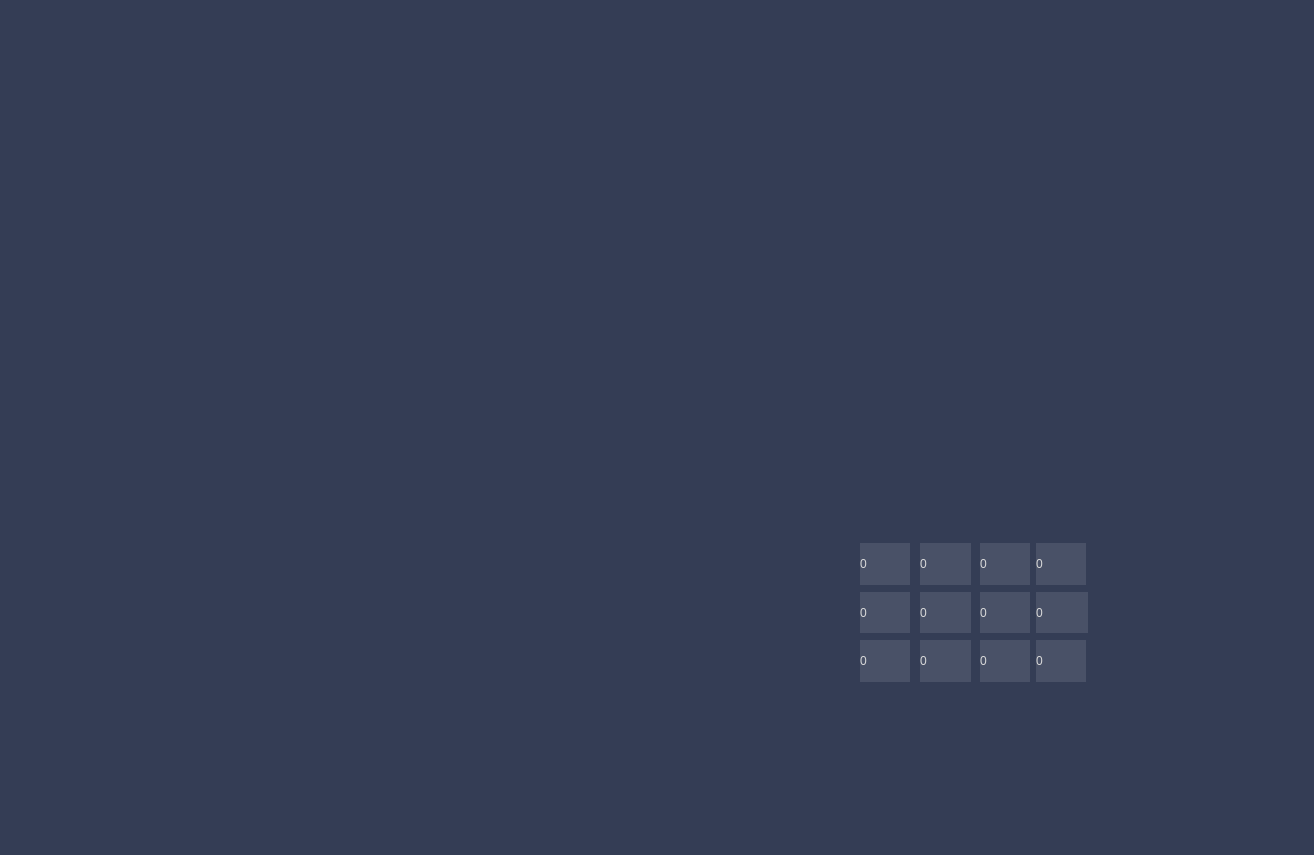
Before: the Qt Designer form DeadLocks-Final-Test/mainwindow.ui in breathTake/Deadlocks-Algorithm-Simulation, drawn with Qt 5.
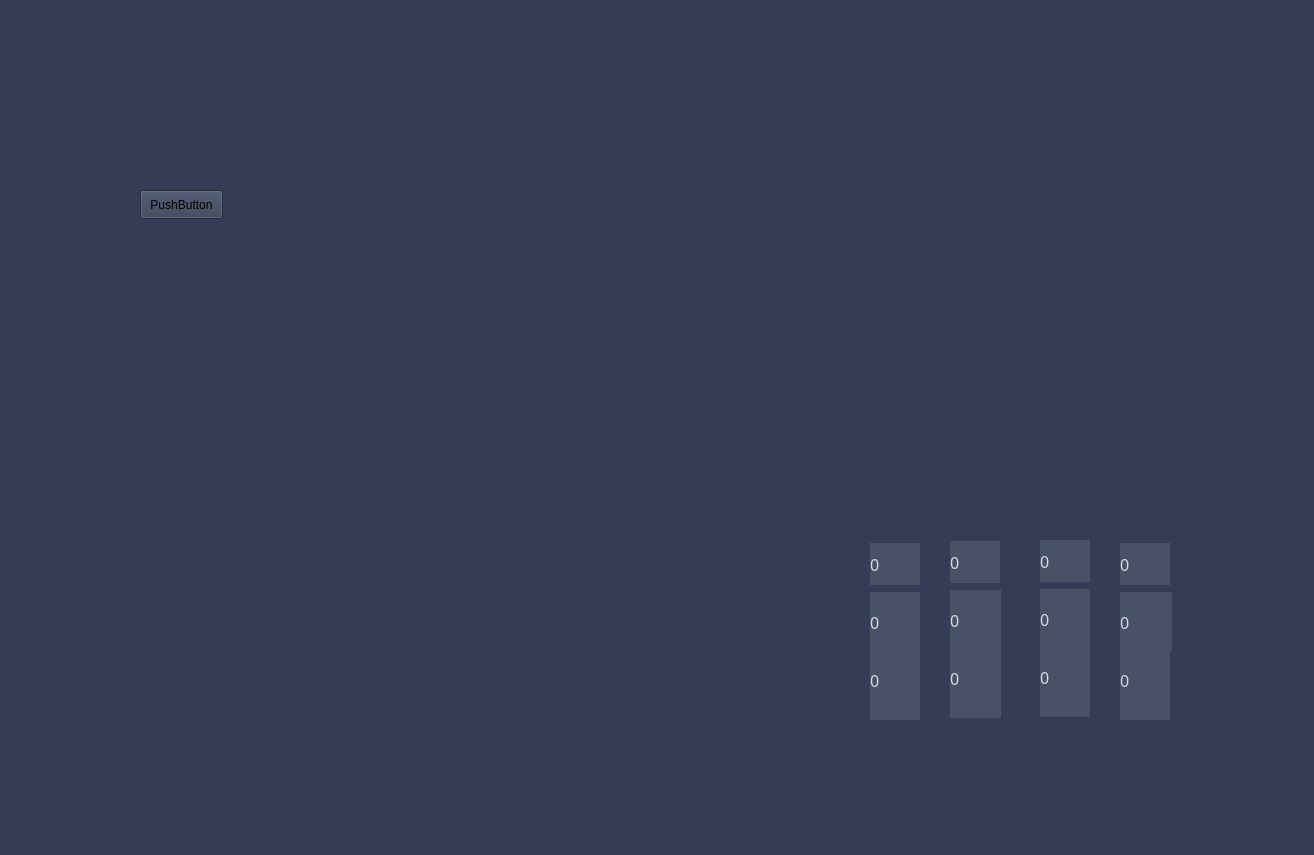
After: the same form once the commit is applied. Icons and pictures are not drawn.

Diff of the .ui file:
```diff
--- a/DeadLocks-Final-Test/mainwindow.ui
+++ b/DeadLocks-Final-Test/mainwindow.ui
@@ -24,12 +24,20 @@
    <widget class="QLabel" name="C3_label_occupation">
     <property name="geometry">
      <rect>
-      <x>980</x>
-      <y>640</y>
+      <x>1040</x>
+      <y>637</y>
       <width>50</width>
-      <height>42</height>
+      <height>80</height>
      </rect>
     </property>
+    <property name="font">
+     <font>
+      <family>Futura PT</family>
+      <pointsize>12</pointsize>
+      <italic>false</italic>
+      <bold>false</bold>
+     </font>
+    </property>
     <property name="styleSheet">
      <string notr="true">color: rgb(217, 217, 217);
 font: 9pt &quot;Futura PT&quot;;
@@ -42,12 +50,20 @@
    <widget class="QLabel" name="C1_label_occupation">
     <property name="geometry">
      <rect>
-      <x>860</x>
+      <x>870</x>
       <y>640</y>
       <width>50</width>
-      <height>42</height>
+      <height>80</height>
      </rect>
     </property>
+    <property name="font">
+     <font>
+      <family>Futura PT</family>
+      <pointsize>12</pointsize>
+      <italic>false</italic>
+      <bold>false</bold>
+     </font>
+    </property>
     <property name="styleSheet">
      <string notr="true">color: rgb(217, 217, 217);
 font: 9pt &quot;Futura PT&quot;;
@@ -60,12 +76,20 @@
    <widget class="QLabel" name="B1_label_occupation">
     <property name="geometry">
      <rect>
-      <x>860</x>
+      <x>870</x>
       <y>592</y>
       <width>50</width>
-      <height>41</height>
+      <height>60</height>
      </rect>
     </property>
+    <property name="font">
+     <font>
+      <family>Futura PT</family>
+      <pointsize>12</pointsize>
+      <italic>false</italic>
+      <bold>false</bold>
+     </font>
+    </property>
     <property name="styleSheet">
      <string notr="true">color: rgb(217, 217, 217);
 font: 9pt &quot;Futura PT&quot;;
@@ -78,12 +102,20 @@
    <widget class="QLabel" name="B2_label_occupation">
     <property name="geometry">
      <rect>
-      <x>920</x>
-      <y>592</y>
+      <x>950</x>
+      <y>590</y>
       <width>51</width>
-      <height>41</height>
+      <height>60</height>
      </rect>
     </property>
+    <property name="font">
+     <font>
+      <family>Futura PT</family>
+      <pointsize>12</pointsize>
+      <italic>false</italic>
+      <bold>false</bold>
+     </font>
+    </property>
     <property name="styleSheet">
      <string notr="true">color: rgb(217, 217, 217);
 font: 9pt &quot;Futura PT&quot;;
@@ -96,12 +128,20 @@
    <widget class="QLabel" name="A1_label_occupation">
     <property name="geometry">
      <rect>
-      <x>860</x>
+      <x>870</x>
       <y>543</y>
       <width>50</width>
       <height>42</height>
      </rect>
     </property>
+    <property name="font">
+     <font>
+      <family>Futura PT</family>
+      <pointsize>12</pointsize>
+      <italic>false</italic>
+      <bold>false</bold>
+     </font>
+    </property>
     <property name="styleSheet">
      <string notr="true">color: rgb(217, 217, 217);
 font: 9pt &quot;Futura PT&quot;;
@@ -114,12 +154,20 @@
    <widget class="QLabel" name="A3_label_occupation">
     <property name="geometry">
      <rect>
-      <x>980</x>
-      <y>543</y>
+      <x>1040</x>
+      <y>540</y>
       <width>50</width>
       <height>42</height>
      </rect>
     </property>
+    <property name="font">
+     <font>
+      <family>Futura PT</family>
+      <pointsize>12</pointsize>
+      <italic>false</italic>
+      <bold>false</bold>
+     </font>
+    </property>
     <property name="styleSheet">
      <string notr="true">color: rgb(217, 217, 217);
 font: 9pt &quot;Futura PT&quot;;
@@ -132,12 +180,20 @@
    <widget class="QLabel" name="B3_label_occupation">
     <property name="geometry">
      <rect>
-      <x>980</x>
-      <y>592</y>
+      <x>1040</x>
+      <y>589</y>
       <width>50</width>
-      <height>41</height>
+      <height>60</height>
      </rect>
     </property>
+    <property name="font">
+     <font>
+      <family>Futura PT</family>
+      <pointsize>12</pointsize>
+      <italic>false</italic>
+      <bold>false</bold>
+     </font>
+    </property>
     <property name="styleSheet">
      <string notr="true">color: rgb(217, 217, 217);
 font: 9pt &quot;Futura PT&quot;;
@@ -150,12 +206,20 @@
    <widget class="QLabel" name="C2_label_occupation">
     <property name="geometry">
      <rect>
-      <x>920</x>
-      <y>640</y>
+      <x>950</x>
+      <y>638</y>
       <width>51</width>
-      <height>42</height>
+      <height>80</height>
      </rect>
     </property>
+    <property name="font">
+     <font>
+      <family>Futura PT</family>
+      <pointsize>12</pointsize>
+      <italic>false</italic>
+      <bold>false</bold>
+     </font>
+    </property>
     <property name="styleSheet">
      <string notr="true">color: rgb(217, 217, 217);
 font: 9pt &quot;Futura PT&quot;;
@@ -168,12 +232,20 @@
    <widget class="QLabel" name="B4_label_occupation">
     <property name="geometry">
      <rect>
-      <x>1036</x>
+      <x>1120</x>
       <y>592</y>
       <width>52</width>
-      <height>41</height>
+      <height>60</height>
      </rect>
     </property>
+    <property name="font">
+     <font>
+      <family>Futura PT</family>
+      <pointsize>12</pointsize>
+      <italic>false</italic>
+      <bold>false</bold>
+     </font>
+    </property>
     <property name="styleSheet">
      <string notr="true">color: rgb(217, 217, 217);
 font: 9pt &quot;Futura PT&quot;;
@@ -186,12 +258,20 @@
    <widget class="QLabel" name="A2_label_occupation">
     <property name="geometry">
      <rect>
-      <x>920</x>
-      <y>543</y>
-      <width>51</width>
+      <x>950</x>
+      <y>541</y>
+      <width>50</width>
       <height>42</height>
      </rect>
     </property>
+    <property name="font">
+     <font>
+      <family>Futura PT</family>
+      <pointsize>12</pointsize>
+      <italic>false</italic>
+      <bold>false</bold>
+     </font>
+    </property>
     <property name="styleSheet">
      <string notr="true">color: rgb(217, 217, 217);
 font: 9pt &quot;Futura PT&quot;;
@@ -204,12 +284,20 @@
    <widget class="QLabel" name="C4_label_occupation">
     <property name="geometry">
      <rect>
-      <x>1036</x>
+      <x>1120</x>
       <y>640</y>
       <width>50</width>
-      <height>42</height>
+      <height>80</height>
      </rect>
     </property>
+    <property name="font">
+     <font>
+      <family>Futura PT</family>
+      <pointsize>12</pointsize>
+      <italic>false</italic>
+      <bold>false</bold>
+     </font>
+    </property>
     <property name="styleSheet">
      <string notr="true">color: rgb(217, 217, 217);
 background-color: rgb(73, 81, 103);
@@ -222,12 +310,20 @@
    <widget class="QLabel" name="A4_label_occupation">
     <property name="geometry">
      <rect>
-      <x>1036</x>
+      <x>1120</x>
       <y>543</y>
       <width>50</width>
       <height>42</height>
      </rect>
     </property>
+    <property name="font">
+     <font>
+      <family>Futura PT</family>
+      <pointsize>12</pointsize>
+      <italic>false</italic>
+      <bold>false</bold>
+     </font>
+    </property>
     <property name="styleSheet">
      <string notr="true">color: rgb(217, 217, 217);
 font: 9pt &quot;Futura PT&quot;;
@@ -256,8 +352,8 @@
    <widget class="QLabel" name="Printer_off_label">
     <property name="geometry">
      <rect>
-      <x>90</x>
-      <y>430</y>
+      <x>100</x>
+      <y>410</y>
       <width>171</width>
       <height>131</height>
      </rect>
@@ -269,6 +365,19 @@
      <string/>
     </property>
    </widget>
+   <widget class="QPushButton" name="pushButton">
+    <property name="geometry">
+     <rect>
+      <x>140</x>
+      <y>190</y>
+      <width>83</width>
+      <height>29</height>
+     </rect>
+    </property>
+    <property name="text">
+     <string>PushButton</string>
+    </property>
+   </widget>
    <zorder>Occupation_Matrix_Label</zorder>
    <zorder>C3_label_occupation</zorder>
    <zorder>C1_label_occupation</zorder>
```
Left out of the diff: 31 changed lines with no effect on the pictures.
